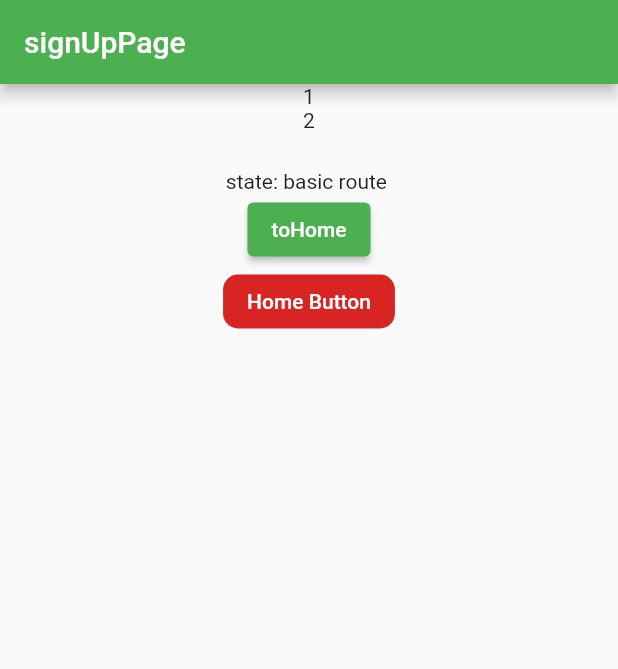
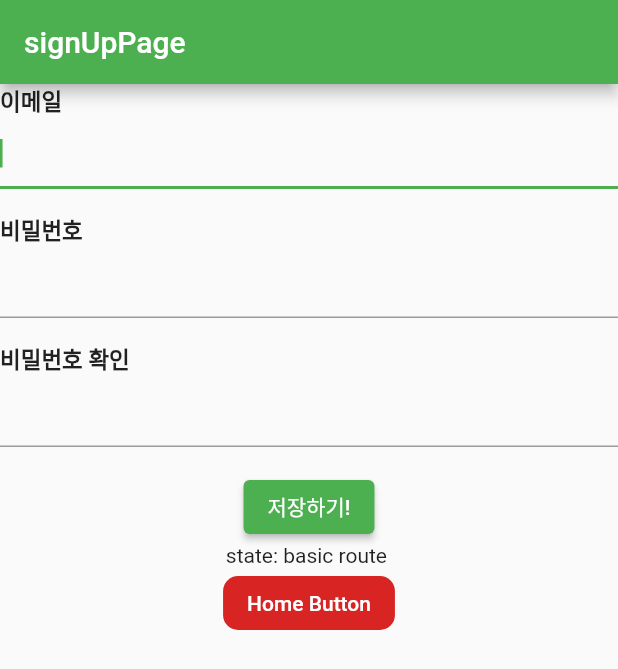
Before and after one commit to bigbany/bouncy_prototype, a Flutter app: the signUpPage screen opened by its route, on a phone screen of 412 x 824 dp. Shown: the top 669 px of the screen. Run offline on Flutter 3.47's test engine with Material 2 defaults, Android fonts, the phone set to English and light mode, and no system bars; our stand-ins replace get; accounts and stored records are empty.

Commit message:
'getxcontrollerPractice'

```diff
--- a/lib/components/homeButton.dart
+++ b/lib/components/homeButton.dart
@@ -1,23 +1,29 @@
 import 'package:flutter/material.dart';
+import 'package:flutter_application_bouncy/controller/signUpInformationGetxController.dart';
 import 'package:get/get.dart';
 
 class homeButton extends StatelessWidget {
   final String? callfrom;
   // 호출되는 위치
-  const homeButton({ Key? key, @required this.callfrom }) : super(key: key);
+  const homeButton({Key? key, @required this.callfrom}) : super(key: key);
 // requied 키워드를 통해서 지정해야한다.
-
 
   @override
   Widget build(BuildContext context) {
-    return ElevatedButton(onPressed: (){
+    return ElevatedButton(
+      onPressed: () {
         Get.offAllNamed("/");
-      print("homeButton is clicked from ${callfrom??"empty"}");
+
+
+
+        print("homeButton is clicked from ${callfrom ?? "empty"}");
       },
       child: Text('Home Button'),
       style: ElevatedButton.styleFrom(
           primary: Color.fromARGB(235, 214, 18, 18),
-       shape:  RoundedRectangleBorder(borderRadius: BorderRadius.circular(10.0)),
-       elevation: 0.0
-     ),);  }
+          shape:
+              RoundedRectangleBorder(borderRadius: BorderRadius.circular(10.0)),
+          elevation: 0.0),
+    );
   }
+}
--- /dev/null
+++ b/lib/controller/signUpInformationGetxController.dart
@@ -0,0 +1,28 @@
+import 'package:flutter/cupertino.dart';
+import 'package:get/get.dart';
+
+class SignUpInformationController extends GetxController{
+  String ?email;
+  String ?password;
+  double ?weight;
+  double ?height;
+  String ?gender;
+
+
+
+void assignEmailAndPassword(String input_email, String input_password){
+  email=input_email;
+  password= input_password;
+  print("입력된 email은 ${email} 입력된 password는 ${password}");
+}
+
+void assignWeightAndHeightAndGender(double input_Weight){
+  weight= input_Weight;
+
+  print("입력된 email은 ${email} 입력된 password는 ${password}  입력된 weight는 ${weight}");
+}
+
+
+
+
+}
--- a/lib/signUpPage.dart
+++ b/lib/signUpPage.dart
@@ -1,39 +1,144 @@
 import 'package:flutter/material.dart';
+import 'package:flutter/services.dart';
+import 'package:flutter/widgets.dart';
+import 'package:flutter_application_bouncy/controller/signUpInformationGetxController.dart';
 import 'package:get/get.dart';
 
 import 'components/homeButton.dart';
 
 class signUpPage extends StatefulWidget {
-  const signUpPage({ Key? key }) : super(key: key);
+  const signUpPage({Key? key}) : super(key: key);
 
   @override
   State<signUpPage> createState() => _signUpPageState();
 }
 
 class _signUpPageState extends State<signUpPage> {
+  final _formKey = GlobalKey<FormState>();
+// form 을 사용하기 위해서 formkey 를 설정한다 .
+
+String? email;
+String? password;
+
+@override
+void dispose(){
+  print("dispose");
+  Get.delete<SignUpInformationController>();
+  super.dispose();
+}
+
 // 회원가입 페이지
   @override
   Widget build(BuildContext context) {
-     String? stateCode= Get.arguments;
-     // argument를 받는 부분
+    Get.put(SignUpInformationController());
+    //put getx controller for gain sign up information
+    //회원가입 정보를 모으기 위해 controller를 연다
+    // 궁금한거 controller를 다른 페이지에서도 사용할 수 있는지?
+    String? stateCode = Get.arguments;
+    // argument를 받는 부분
     return Scaffold(
-      appBar: AppBar(
-        title: Text("signUpPage"),  automaticallyImplyLeading: false,
-      ),
-      body: Center(child: Column(children: [
-        Text("1"),
-        Text("2"),
-        SizedBox(
-          height: 25,
+        resizeToAvoidBottomInset: false,
+        appBar: AppBar(
+          title: Text("signUpPage"),
+          automaticallyImplyLeading: false,
         ),
-        Text("state: ${stateCode?? 'basic route'} ")
-        ,
-        ElevatedButton(onPressed: (){
-          Get.offAllNamed("/");
-        }, child: Text("toHome")),
-          homeButton(callfrom: "signUpPage")
-      ]),)
+        body: Center(
+          child: Form(
+            key: this._formKey,
+            // Center 위젯 안에 Form 위젯으로 감싼다. 이 안에서는 form을 이용할 수 있다.
+            child: Column(children: [
+              // renderTextFormField(
+              //     label: '이름',
+              //     type: '',
+              //     onSaved: (val) {},
+              //     validator: (val) {
+              //       return null;
+              //     }),
+              renderTextFormField(
+                label: '이메일',
+                onSaved: (val) {
+                  setState((){
+                    this.email= val;
+                  });
+                },
+                validator: (val) {
+                  return null;
+                },
+              ),
+              renderTextFormField(
+                label: '비밀번호',
+                onSaved: (val) {
+                  setState((){
+                    this.password= val;
+                  });
+                },
+                validator: (val) {
+                  return null;
+                },
+              ),
+              renderTextFormField(
+                label: '비밀번호 확인',
+                onSaved: (val) {},
+                validator: (val) {
+                  return null;
+                },
+              ),
+              renderButton(),
+              Text("state: ${stateCode ?? 'basic route'} "),
+              homeButton(callfrom: "signUpPage")
+            ]),
+          ),
+        ));
+  }
 
-    );
+  renderButton() {
+    return ElevatedButton(
+        style: ElevatedButton.styleFrom(primary: Colors.green),
+        onPressed: () async {
+          if (_formKey.currentState!.validate()) {
+            _formKey.currentState!.save();
+            //formfield의 입력값을 분배하는거
+
+             Get.find<SignUpInformationController>().assignEmailAndPassword(email!,password!);
+            Get.snackbar('저장완료!', '폼 저장이 완료되었습니다!');
+            Get.toNamed("/signUpPage_2");
+          }
+
+        },
+        child: Text('저장하기!', style: TextStyle(color: Colors.white)));
   }
 }
+
+renderTextFormField(
+    {
+    // renderTextFormField로 만든다.
+    required String? label,
+    required FormFieldSetter? onSaved,
+    required FormFieldValidator? validator,
+  }) {
+  return Column(
+    children: [
+      Row(
+        children: [
+          Text(
+            label!,
+            style: TextStyle(
+              fontSize: 15.0,
+              fontWeight: FontWeight.w700,
+            ),
+          ),
+        ],
+      ),
+      TextFormField(
+        autofocus: true,
+        // autofocus 페이지로 들어오자마자 활성화하기
+        onSaved: onSaved,
+        validator: validator,
+        obscureText: label == '비밀번호' ? true : false,
+        textInputAction: TextInputAction.next,
+        keyboardType: label == '체중' ? TextInputType.number : TextInputType.text
+      ),
+      Container(height: 16.0)
+    ],
+  );
+}
```
Also changed, not shown: lib/main.dart (+6 -2 lines), lib/signUpAndIn/signUpPageAdditionalInfo.dart (added, +66 -0 lines). Lines whose indentation alone changed are shown as unchanged.
